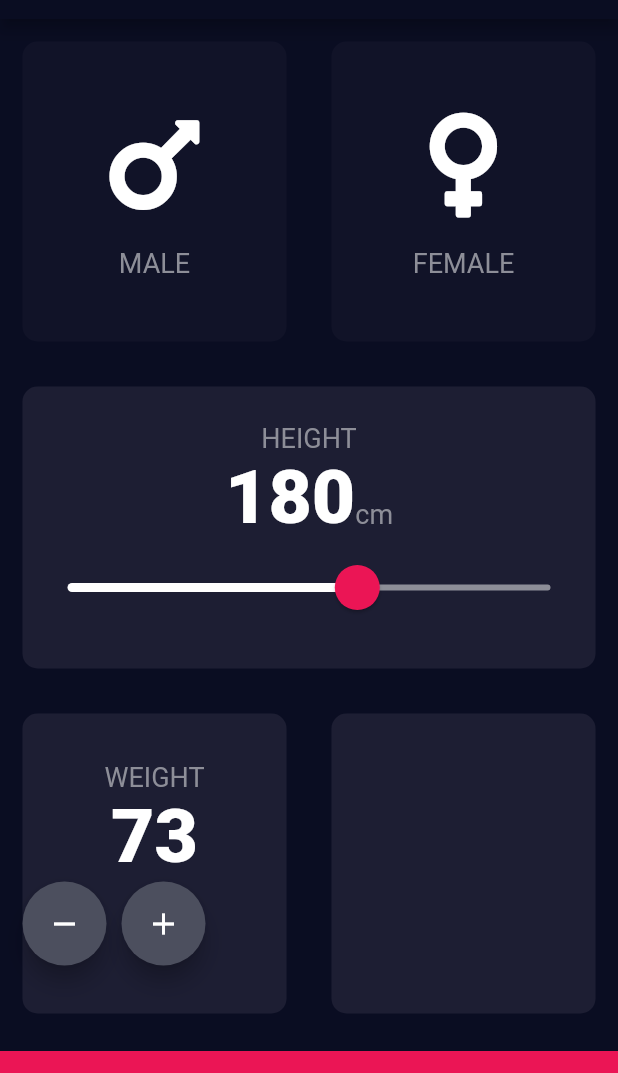
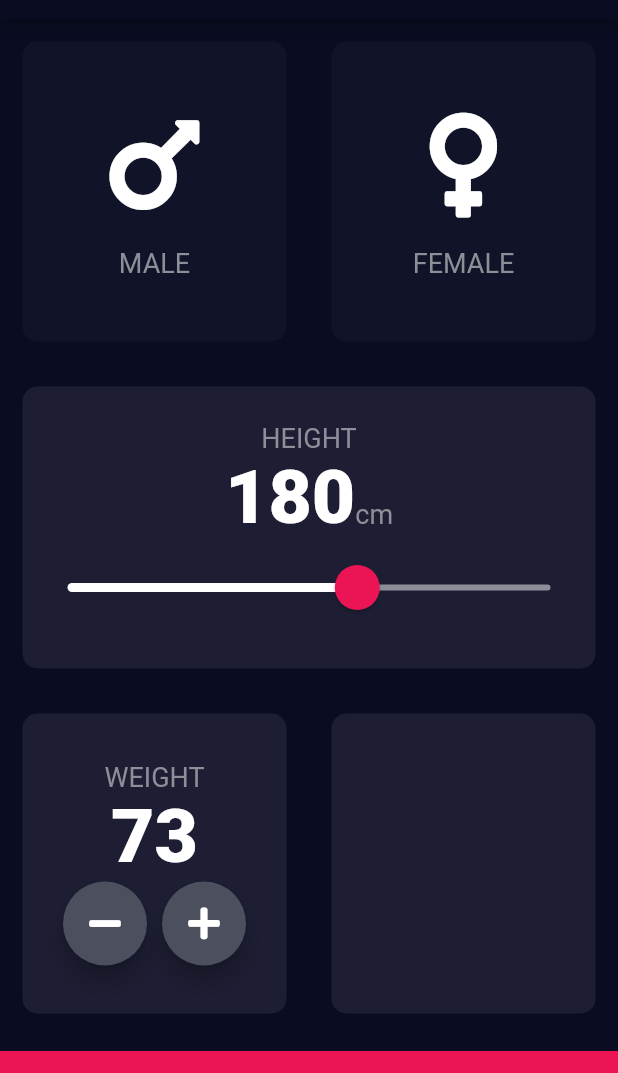
Before and after one commit to kawarimidoll/flutter_course_bmi_calculator, a Flutter app: the screen it shows after launch, on a phone screen of 412 x 824 dp, the part 65-1138 px from its top. Run offline on Flutter 3.47's test engine with Material 2 defaults, Android fonts, the phone set to English and light mode, and no system bars; our stand-ins replace font_awesome_flutter.

Commit message:
add widget RoundIconButton

```diff
--- a/lib/input_page.dart
+++ b/lib/input_page.dart
@@ -133,32 +133,24 @@
                           style: kNumberTextStyle,
                         ),
                         Row(
-                          // crossAxisAlignment: CrossAxisAlignment.stretch,
+                          mainAxisAlignment: MainAxisAlignment.center,
                           children: <Widget>[
-                            FloatingActionButton(
-                              backgroundColor: Color(0xFF4C4F5E),
+                            RoundIconButton(
+                              icon: FontAwesomeIcons.minus,
                               onPressed: () {
                                 setState(() {
                                   weight--;
                                 });
                               },
-                              child: Icon(
-                                Icons.remove,
-                                color: Colors.white,
-                              ),
                             ),
-                            SizedBox(width:10.0),
-                            FloatingActionButton(
-                              backgroundColor: Color(0xFF4C4F5E),
+                            SizedBox(width: 10.0),
+                            RoundIconButton(
+                              icon: FontAwesomeIcons.plus,
                               onPressed: () {
                                 setState(() {
                                   weight++;
                                 });
                               },
-                              child: Icon(
-                                Icons.add,
-                                color: Colors.white,
-                              ),
                             ),
                           ],
                         )
@@ -187,3 +179,25 @@
     );
   }
 }
+
+class RoundIconButton extends StatelessWidget {
+  final IconData icon;
+  final void Function() onPressed;
+
+  RoundIconButton({required this.icon, required this.onPressed});
+
+  @override
+  Widget build(BuildContext context) {
+    return RawMaterialButton(
+        child: Icon(icon),
+        elevation: 6.0,
+        disabledElevation: 6.0,
+        constraints: BoxConstraints.tightFor(
+          width: 56.0,
+          height: 56.0,
+        ),
+        shape: CircleBorder(),
+        fillColor: Color(0xFF4C4F5E),
+        onPressed: onPressed);
+  }
+}
```
